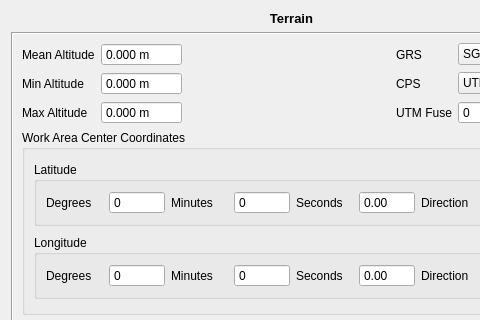
Before: the Qt Designer form interface/project/TerrainLayout.ui in e-foto/e-foto, drawn with Qt 5; both pictures show x 0 to 480 and y 0 to 320 of the 583 by 406 pixel window.
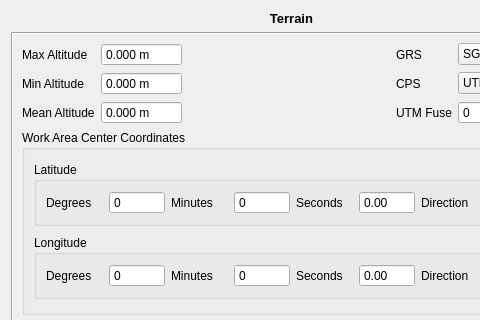
After: the same form once the commit is applied.

```diff
--- a/interface/project/TerrainLayout.ui
+++ b/interface/project/TerrainLayout.ui
@@ -39,108 +39,6 @@
      <layout class="QVBoxLayout" name="verticalLayout">
       <item>
        <layout class="QGridLayout" name="gridLayout">
-        <item row="0" column="0">
-         <widget class="QLabel" name="meanAltitudeLabel">
-          <property name="minimumSize">
-           <size>
-            <width>0</width>
-            <height>0</height>
-           </size>
-          </property>
-          <property name="text">
-           <string>Mean Altitude</string>
-          </property>
-         </widget>
-        </item>
-        <item row="0" column="1">
-         <widget class="QDoubleSpinBox" name="meanAltSpinBox">
-          <property name="buttonSymbols">
-           <enum>QAbstractSpinBox::NoButtons</enum>
-          </property>
-          <property name="accelerated">
-           <bool>true</bool>
-          </property>
-          <property name="prefix">
-           <string/>
-          </property>
-          <property name="suffix">
-           <string> m</string>
-          </property>
-          <property name="decimals">
-           <number>3</number>
-          </property>
-          <property name="maximum">
-           <double>10000.000000000000000</double>
-          </property>
-         </widget>
-        </item>
-        <item row="1" column="0">
-         <widget class="QLabel" name="minAltitudeLabel">
-          <property name="minimumSize">
-           <size>
-            <width>0</width>
-            <height>0</height>
-           </size>
-          </property>
-          <property name="text">
-           <string>Min Altitude</string>
-          </property>
-         </widget>
-        </item>
-        <item row="1" column="1">
-         <widget class="QDoubleSpinBox" name="minAltSpinBox">
-          <property name="buttonSymbols">
-           <enum>QAbstractSpinBox::NoButtons</enum>
-          </property>
-          <property name="accelerated">
-           <bool>true</bool>
-          </property>
-          <property name="prefix">
-           <string/>
-          </property>
-          <property name="suffix">
-           <string> m</string>
-          </property>
-          <property name="decimals">
-           <number>3</number>
-          </property>
-          <property name="maximum">
-           <double>10000.000000000000000</double>
-          </property>
-         </widget>
-        </item>
-        <item row="2" column="0">
-         <widget class="QLabel" name="maxAltitudeLabel">
-          <property name="minimumSize">
-           <size>
-            <width>0</width>
-            <height>0</height>
-           </size>
-          </property>
-          <property name="text">
-           <string>Max Altitude</string>
-          </property>
-         </widget>
-        </item>
-        <item row="2" column="1">
-         <widget class="QDoubleSpinBox" name="maxAltSpinBox">
-          <property name="buttonSymbols">
-           <enum>QAbstractSpinBox::NoButtons</enum>
-          </property>
-          <property name="accelerated">
-           <bool>true</bool>
-          </property>
-          <property name="suffix">
-           <string> m</string>
-          </property>
-          <property name="decimals">
-           <number>3</number>
-          </property>
-          <property name="maximum">
-           <double>10000.000000000000000</double>
-          </property>
-         </widget>
-        </item>
         <item row="0" column="3">
          <widget class="QLabel" name="label">
           <property name="minimumSize">
@@ -227,6 +125,114 @@
           </property>
          </widget>
         </item>
+        <item row="2" column="1">
+         <widget class="QDoubleSpinBox" name="meanAltSpinBox">
+          <property name="buttonSymbols">
+           <enum>QAbstractSpinBox::NoButtons</enum>
+          </property>
+          <property name="accelerated">
+           <bool>true</bool>
+          </property>
+          <property name="prefix">
+           <string/>
+          </property>
+          <property name="suffix">
+           <string> m</string>
+          </property>
+          <property name="decimals">
+           <number>3</number>
+          </property>
+          <property name="minimum">
+           <double>-1000.000000000000000</double>
+          </property>
+          <property name="maximum">
+           <double>10000.000000000000000</double>
+          </property>
+         </widget>
+        </item>
+        <item row="2" column="0">
+         <widget class="QLabel" name="meanAltitudeLabel">
+          <property name="minimumSize">
+           <size>
+            <width>0</width>
+            <height>0</height>
+           </size>
+          </property>
+          <property name="text">
+           <string>Mean Altitude</string>
+          </property>
+         </widget>
+        </item>
+        <item row="0" column="0">
+         <widget class="QLabel" name="maxAltitudeLabel">
+          <property name="minimumSize">
+           <size>
+            <width>0</width>
+            <height>0</height>
+           </size>
+          </property>
+          <property name="text">
+           <string>Max Altitude</string>
+          </property>
+         </widget>
+        </item>
+        <item row="0" column="1">
+         <widget class="QDoubleSpinBox" name="maxAltSpinBox">
+          <property name="buttonSymbols">
+           <enum>QAbstractSpinBox::NoButtons</enum>
+          </property>
+          <property name="accelerated">
+           <bool>true</bool>
+          </property>
+          <property name="suffix">
+           <string> m</string>
+          </property>
+          <property name="decimals">
+           <number>3</number>
+          </property>
+          <property name="maximum">
+           <double>10000.000000000000000</double>
+          </property>
+         </widget>
+        </item>
+        <item row="1" column="1">
+         <widget class="QDoubleSpinBox" name="minAltSpinBox">
+          <property name="buttonSymbols">
+           <enum>QAbstractSpinBox::NoButtons</enum>
+          </property>
+          <property name="accelerated">
+           <bool>true</bool>
+          </property>
+          <property name="prefix">
+           <string/>
+          </property>
+          <property name="suffix">
+           <string> m</string>
+          </property>
+          <property name="decimals">
+           <number>3</number>
+          </property>
+          <property name="minimum">
+           <double>-1000.000000000000000</double>
+          </property>
+          <property name="maximum">
+           <double>10000.000000000000000</double>
+          </property>
+         </widget>
+        </item>
+        <item row="1" column="0">
+         <widget class="QLabel" name="minAltitudeLabel">
+          <property name="minimumSize">
+           <size>
+            <width>0</width>
+            <height>0</height>
+           </size>
+          </property>
+          <property name="text">
+           <string>Min Altitude</string>
+          </property>
+         </widget>
+        </item>
        </layout>
       </item>
       <item>
```
